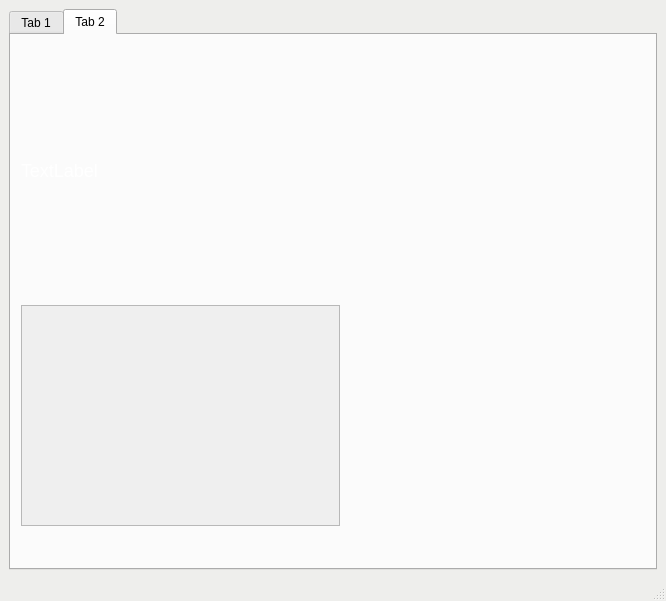
Before: the Qt Designer form Server/face-recognition/face_recognition.ui in miiiingi/VEDA_FinalProject, drawn with Qt 5.
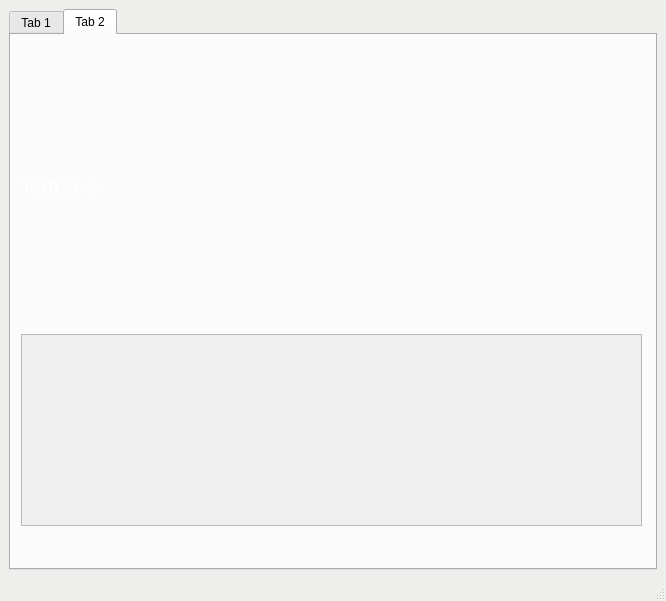
After: the same form once the commit is applied. The open tabs and pages were chosen to show the change.

Commit message: fix: tab2 layout 수정

The edit to the form file:
```diff
--- a/Server/face-recognition/face_recognition.ui
+++ b/Server/face-recognition/face_recognition.ui
@@ -267,20 +267,39 @@
        <attribute name="title">
         <string>Tab 2</string>
        </attribute>
+       <widget class="QWidget" name="verticalLayoutWidget">
+        <property name="geometry">
+         <rect>
+          <x>10</x>
+          <y>10</y>
+          <width>621</width>
+          <height>481</height>
+         </rect>
+        </property>
+        <layout class="QVBoxLayout" name="verticalLayout_2">
+         <item>
+          <widget class="QLabel" name="label">
+           <property name="sizePolicy">
+            <sizepolicy hsizetype="Expanding" vsizetype="Expanding">
+             <horstretch>0</horstretch>
+             <verstretch>0</verstretch>
+            </sizepolicy>
+           </property>
+           <property name="styleSheet">
+            <string notr="true">border-color: rgb(239, 41, 41);</string>
+           </property>
+           <property name="text">
+            <string>TextLabel</string>
+           </property>
+          </widget>
+         </item>
+         <item>
        <widget class="QPlainTextEdit" name="plainTextEdit">
         <property name="enabled">
          <bool>false</bool>
         </property>
-        <property name="geometry">
-         <rect>
-          <x>10</x>
-          <y>270</y>
-          <width>319</width>
-          <height>221</height>
-         </rect>
-        </property>
         <property name="sizePolicy">
-         <sizepolicy hsizetype="Fixed" vsizetype="Fixed">
+            <sizepolicy hsizetype="Preferred" vsizetype="Preferred">
           <horstretch>0</horstretch>
           <verstretch>0</verstretch>
          </sizepolicy>
@@ -289,21 +308,8 @@
          <string notr="true"/>
         </property>
        </widget>
-       <widget class="QLabel" name="label">
-        <property name="geometry">
-         <rect>
-          <x>10</x>
-          <y>20</y>
-          <width>301</width>
-          <height>231</height>
-         </rect>
-        </property>
-        <property name="styleSheet">
-         <string notr="true">border-color: rgb(0, 0, 0);</string>
-        </property>
-        <property name="text">
-         <string>TextLabel</string>
-        </property>
+         </item>
+        </layout>
        </widget>
       </widget>
      </widget>
```
Left out of the diff: 2 changed lines with no effect on the pictures. Lines whose indentation alone changed are shown as unchanged.
